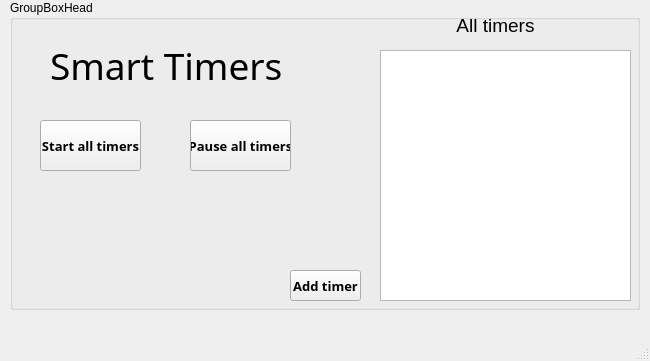
Above: lab2/lab2-qt/mainwindow.ui from Megarekrut65/OOP-labs before the change. Below: the same form after it.
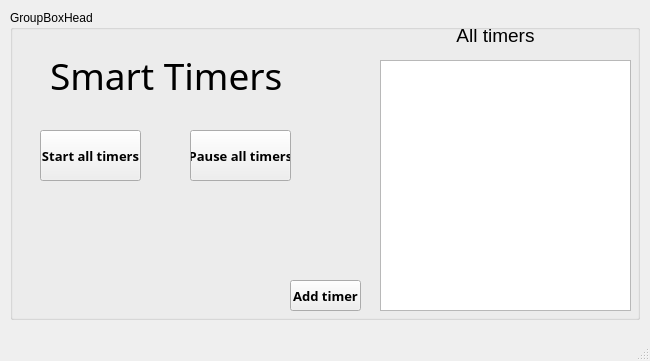
That is the form after the change.

Commit message:
Added timer editing in a separate window.
can now see both the list of all timers and the individually selected timer in an enlarged view
Added the ability to stop a single timer as well as stop all timers

What changed in the file:
```diff
--- a/lab2/lab2-qt/mainwindow.ui
+++ b/lab2/lab2-qt/mainwindow.ui
@@ -13,7 +13,7 @@
   <property name="minimumSize">
    <size>
     <width>650</width>
-    <height>350</height>
+    <height>361</height>
    </size>
   </property>
   <property name="maximumSize">
@@ -42,7 +42,7 @@
     <property name="geometry">
      <rect>
       <x>10</x>
-      <y>0</y>
+      <y>10</y>
       <width>630</width>
       <height>310</height>
      </rect>
```
Left out of the diff: 9 changed lines with no effect on the pictures. The commit also changes 7 other files.
